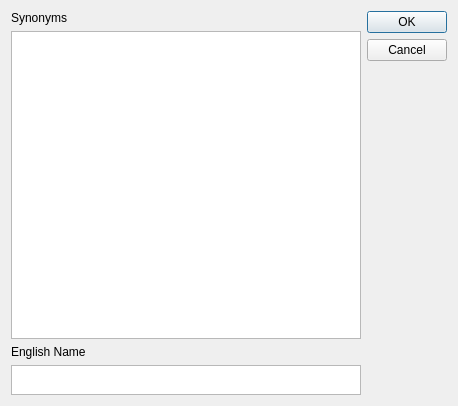
Above: synonym_edit_dialog.ui from djasoid/pixiv_pictures_manager before the change. Below: the same form after it.
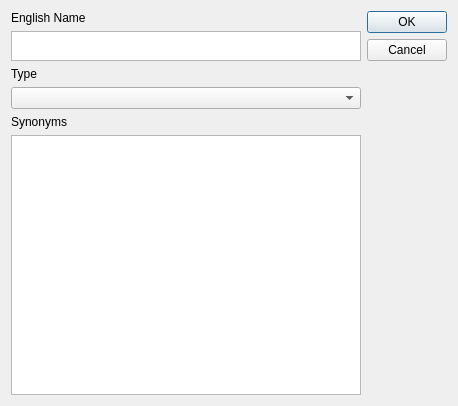
That is the form after the change.

Commit message: implement tag type

What changed in the file:
```diff
--- a/synonym_edit_dialog.ui
+++ b/synonym_edit_dialog.ui
@@ -16,20 +16,6 @@
   <layout class="QHBoxLayout" name="horizontalLayout">
    <item>
     <layout class="QVBoxLayout" name="verticalLayout">
-     <item>
-      <widget class="QLabel" name="synonyms_label">
-       <property name="text">
-        <string>Synonyms</string>
-       </property>
-      </widget>
-     </item>
-     <item>
-      <widget class="QPlainTextEdit" name="synonymTextEdit">
-       <property name="plainText">
-        <string notr="true"/>
-       </property>
-      </widget>
-     </item>
      <item>
       <widget class="QLabel" name="english_name_label">
        <property name="text">
@@ -47,6 +33,30 @@
        </property>
       </widget>
      </item>
+     <item>
+      <widget class="QLabel" name="type_label">
+       <property name="text">
+        <string>Type</string>
+       </property>
+      </widget>
+     </item>
+     <item>
+      <widget class="QComboBox" name="typeComboBox"/>
+     </item>
+     <item>
+      <widget class="QLabel" name="synonyms_label">
+       <property name="text">
+        <string>Synonyms</string>
+       </property>
+      </widget>
+     </item>
+     <item>
+      <widget class="QPlainTextEdit" name="synonymTextEdit">
+       <property name="plainText">
+        <string notr="true"/>
+       </property>
+      </widget>
+     </item>
     </layout>
    </item>
    <item>
```
The commit also changes 6 other files.
